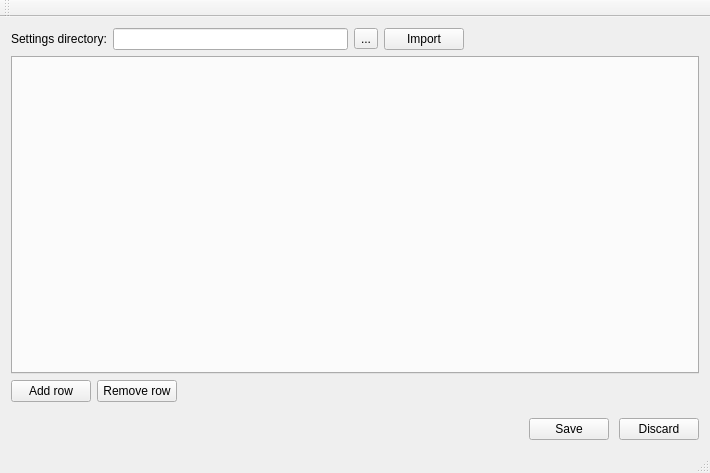
Qt form ShotPreparationTool/mainwindow.ui (BlakeRaymond-AI/ENPH459Project) before a commit.
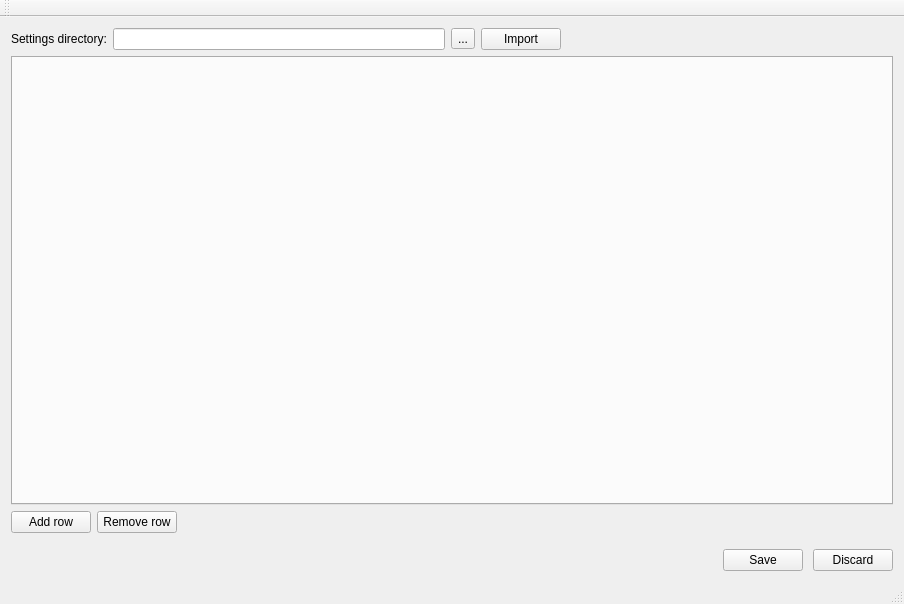
The same form after that commit.

Commit message: added in some todos to work on over the week

```diff
--- a/ShotPreparationTool/mainwindow.ui
+++ b/ShotPreparationTool/mainwindow.ui
@@ -6,8 +6,8 @@
    <rect>
     <x>0</x>
     <y>0</y>
-    <width>710</width>
-    <height>473</height>
+    <width>900</width>
+    <height>604</height>
    </rect>
   </property>
   <property name="windowTitle">
@@ -67,6 +67,15 @@
     </item>
     <item>
      <widget class="QTabWidget" name="tabWidget">
+      <property name="enabled">
+       <bool>true</bool>
+      </property>
+      <property name="minimumSize">
+       <size>
+        <width>882</width>
+        <height>0</height>
+       </size>
+      </property>
       <property name="currentIndex">
        <number>-1</number>
       </property>
```
Left out of the diff: 2 changed lines with no effect on the pictures. The commit also changes 2 other files.
